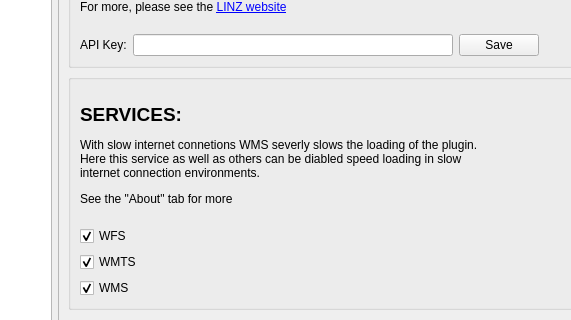
First picture: the form in ldsplugin/gui/Service_dialog_base.ui, repository linz/linz-data-importer, before the edit; both pictures show x 99 to 670 and y 99 to 419 of the 990 by 678 pixel window.
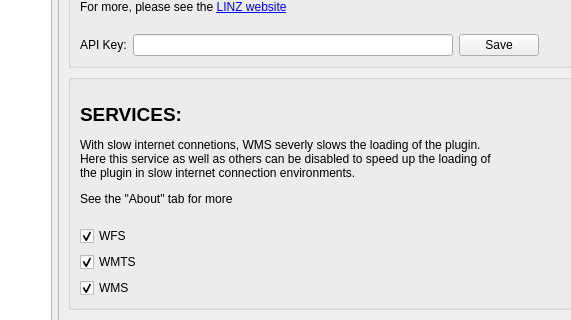
Second picture: the form after the edit. The open tabs and pages were chosen to show the change.

The edit to the form file:
```diff
--- a/ldsplugin/gui/Service_dialog_base.ui
+++ b/ldsplugin/gui/Service_dialog_base.ui
@@ -232,7 +232,7 @@
                <item>
                 <widget class="QLabel" name="label_5">
                  <property name="text">
-                  <string>&lt;html&gt;&lt;head/&gt;&lt;body&gt;&lt;p&gt;&lt;span style=&quot; font-weight:600;&quot;&gt;&lt;br/&gt;&lt;/span&gt;&lt;span style=&quot; font-size:14pt; font-weight:600;&quot;&gt;SERVICES:&lt;/span&gt;&lt;/p&gt;&lt;p&gt;With slow internet connetions WMS severly slows the loading of the plugin.&lt;br/&gt;Here this service as well as others can be diabled speed loading in slow &lt;br/&gt;internet connection environments. &lt;/p&gt;&lt;p&gt;See the &amp;quot;About&amp;quot; tab for more&lt;br/&gt;&lt;/p&gt;&lt;/body&gt;&lt;/html&gt;</string>
+                  <string>&lt;html&gt;&lt;head/&gt;&lt;body&gt;&lt;p&gt;&lt;span style=&quot; font-weight:600;&quot;&gt;&lt;br/&gt;&lt;/span&gt;&lt;span style=&quot; font-size:14pt; font-weight:600;&quot;&gt;SERVICES:&lt;/span&gt;&lt;/p&gt;&lt;p&gt;With slow internet connetions, WMS severly slows the loading of the plugin.&lt;br/&gt;Here this service as well as others can be disabled to speed up the loading of&lt;br/&gt;the plugin in slow internet connection environments. &lt;/p&gt;&lt;p&gt;See the &amp;quot;About&amp;quot; tab for more&lt;br/&gt;&lt;/p&gt;&lt;/body&gt;&lt;/html&gt;</string>
                  </property>
                  <property name="openExternalLinks">
                   <bool>true</bool>
```
Left out of the diff: 2 changed lines with no effect on the pictures.
